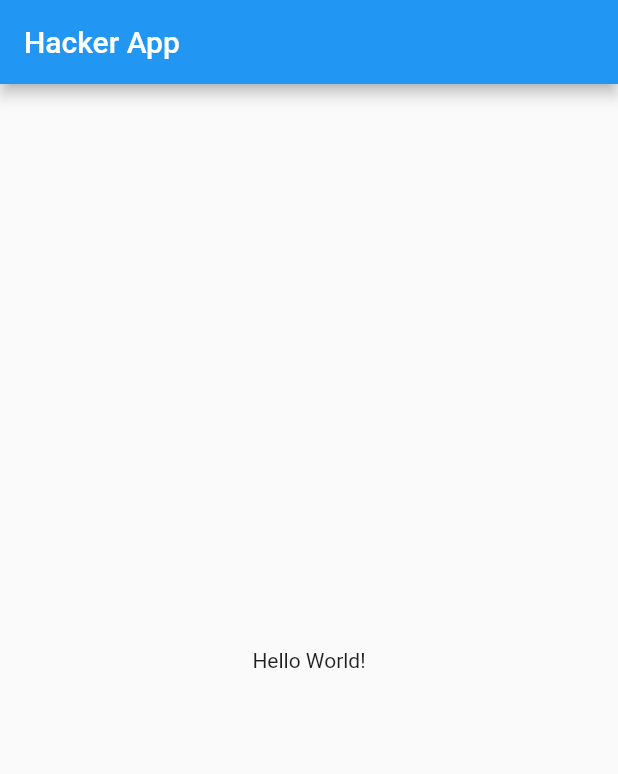
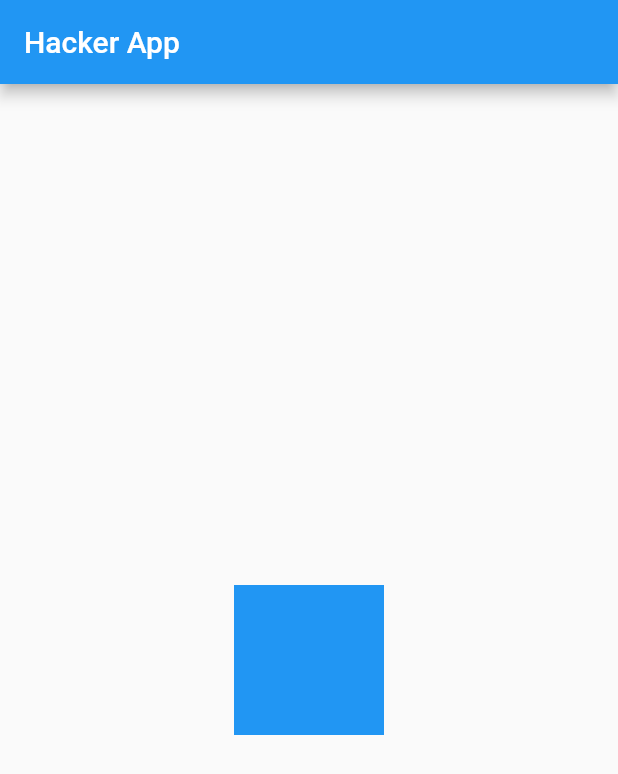
Before and after one commit to Youssefguba/flutter_beginner_course_project, a Flutter app: the screen it shows after launch, on a phone screen of 412 x 824 dp. Shown: the top 774 px of the screen. Run offline on Flutter 3.47's test engine with Material 2 defaults, Android fonts, the phone set to English and light mode, and no system bars.

Commit message:
Container Widget

```diff
--- a/lib/main.dart
+++ b/lib/main.dart
@@ -15,7 +15,11 @@ class MyFirstApp extends StatelessWidget {
           title: Text('Hacker App'),
         ),
         body: Center(
-          child: Text('Hello World!'),
+          child: Container(
+            color: Colors.blue,
+            height: 100,
+            width: 100,
+          ),
         )
       )
     );
```
